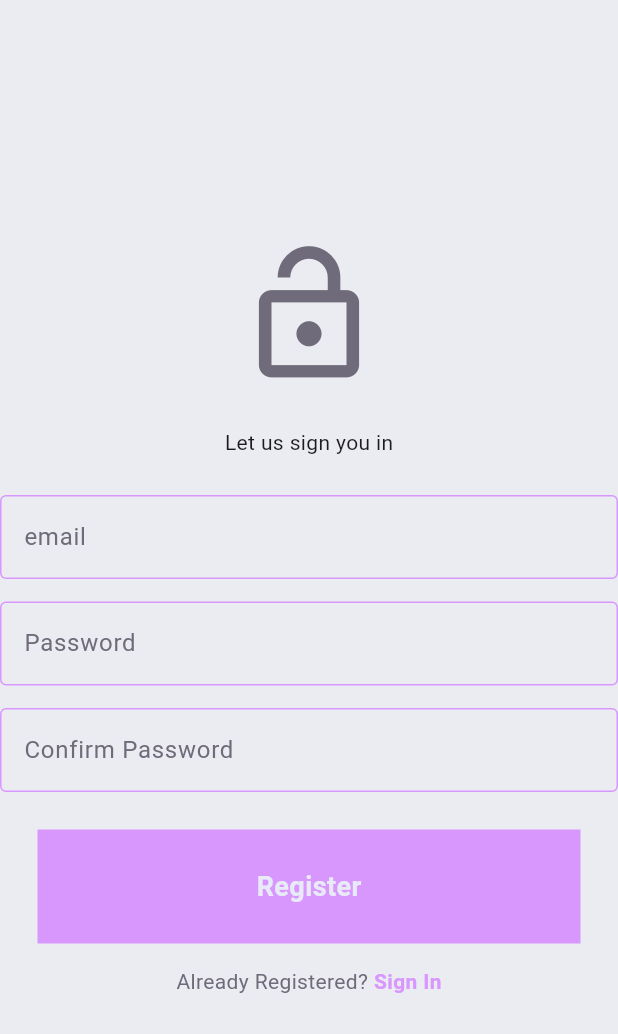
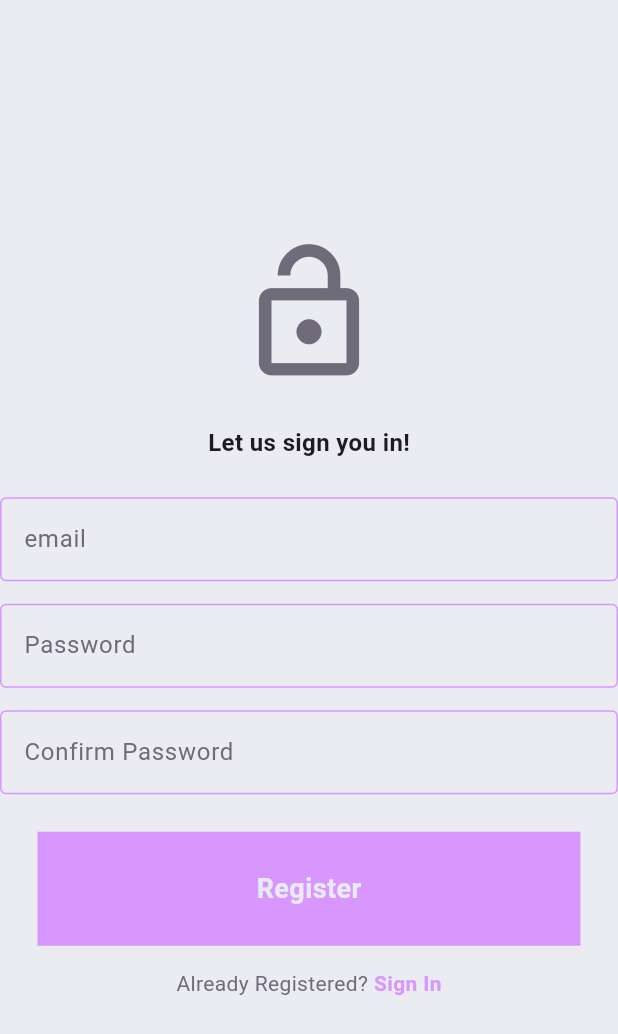
Before and after one commit to Odhi-ambo/flutter_log_in_page, a Flutter app: the RegistrationPage screen opened directly, on a phone screen of 412 x 824 dp. Shown: the top 1034 px of the screen. Run offline on Flutter 3.47's test engine with Material 3 defaults, Android fonts, the phone set to English and light mode, and no system bars.

Commit message:
initial commit

```diff
--- a/lib/pages/registration_page.dart
+++ b/lib/pages/registration_page.dart
@@ -29,7 +29,10 @@ class _RegistrationPageState extends State<RegistrationPage> {
             const SizedBox(
               height: 25,
             ),
-            const Text('Let us sign you in'),
+            const Text(
+              'Let us sign you in!',
+              style: TextStyle(fontWeight: FontWeight.bold, fontSize: 16),
+            ),
             const SizedBox(
               height: 25,
             ),
```
